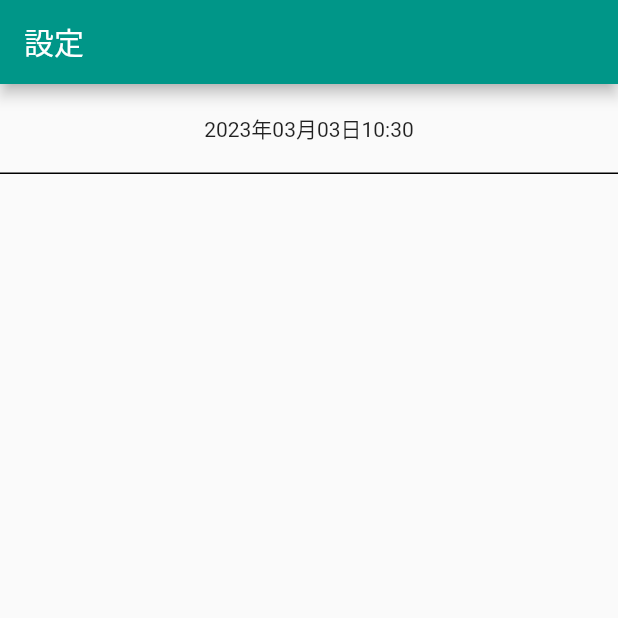
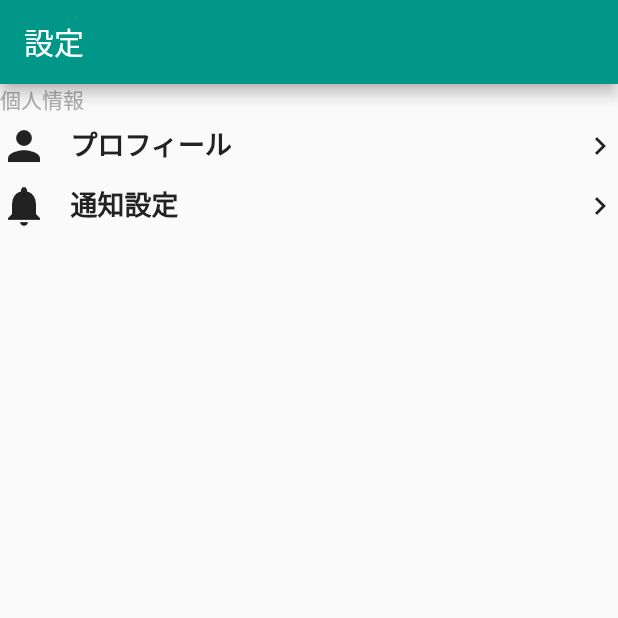
Before and after one commit to yanasan/chat_app, a Flutter app: the SettingPage screen opened directly, on a phone screen of 412 x 824 dp, the top half of it. Run offline on Flutter 3.47's test engine with Material 2 defaults, Android fonts, the phone set to English and light mode, and no system bars; our stand-ins replace cloud_firestore, firebase_auth, firebase_core, freezed_annotation, hooks_riverpod, riverpod; missing offline and left inert: flutterfire_ui; accounts and stored records are empty; network calls fail; statements that could not run were skipped.

Commit message:
UIの設定

```diff
--- a/lib/ui/pages/setting_page/setting_page.dart
+++ b/lib/ui/pages/setting_page/setting_page.dart
@@ -1,11 +1,5 @@
+import 'package:chat_app/ui/themes/theme_text.dart';
 import 'package:flutter/material.dart';
-import 'package:flutter_datetime_picker/flutter_datetime_picker.dart';
-import 'package:hooks_riverpod/hooks_riverpod.dart';
-import 'package:intl/intl.dart';
-
-final _dateTimeProvider = StateProvider.autoDispose<DateTime?>((ref) {
-  return DateTime.now();
-});
 
 class SettingPage extends StatelessWidget {
   const SettingPage({super.key});
@@ -17,45 +11,56 @@ class SettingPage extends StatelessWidget {
         title: const Text('設定'),
         automaticallyImplyLeading: false,
       ),
-      body: Consumer(
-        builder: (context, ref, child) {
-          return Container(
-            child: buildTimeField(),
-          );
-        },
+      body: Column(
+        children: [
+          buildPersonalSettings(context),
+        ],
       ),
     );
   }
 
-  Widget buildTimeField() {
-    return Consumer(
-      builder: (context, ref, child) {
-        var dateTime = ref.watch(_dateTimeProvider);
-        final formatter = DateFormat('yyyy年MM月dd日H:m');
-        return GestureDetector(
-          onTap: () {
-            DatePicker.showDateTimePicker(
-              context,
-              locale: LocaleType.jp,
-              onConfirm: (time) {
-                // limit.value = time;
-                dateTime = time;
-                print('$time');
-              },
-              currentTime: DateTime.now(),
-              showTitleActions: true,
-            );
-          },
-          child: Container(
-            height: 60,
-            width: 600,
-            decoration: const BoxDecoration(
-              border: Border(bottom: BorderSide()),
+  Widget buildPersonalSettings(BuildContext context) {
+    return Column(
+      crossAxisAlignment: CrossAxisAlignment.start,
+      children: [
+        const Gray1Text('個人情報', 14),
+        buildListItem(
+          icon: Icons.person,
+          text: 'プロフィール',
+          onTap: () {},
+        ),
+        buildListItem(
+          icon: Icons.notifications,
+          text: '通知設定',
+          onTap: () {},
+        ),
+      ],
+    );
+  }
+
+  Widget buildListItem({
+    required IconData icon,
+    required String text,
+    required VoidCallback onTap,
+  }) {
+    return GestureDetector(
+      behavior: HitTestBehavior.opaque,
+      onTap: onTap,
+      child: SizedBox(
+        height: 40,
+        child: Row(
+          children: [
+            Icon(
+              icon,
+              size: 32,
             ),
-            child: Center(child: Text(formatter.format(dateTime!))),
-          ),
-        );
-      },
+            const SizedBox(width: 15),
+            Black1Text.bold(text, 18),
+            const Spacer(),
+            const Icon(Icons.keyboard_arrow_right_outlined),
+          ],
+        ),
+      ),
     );
   }
 }
```
